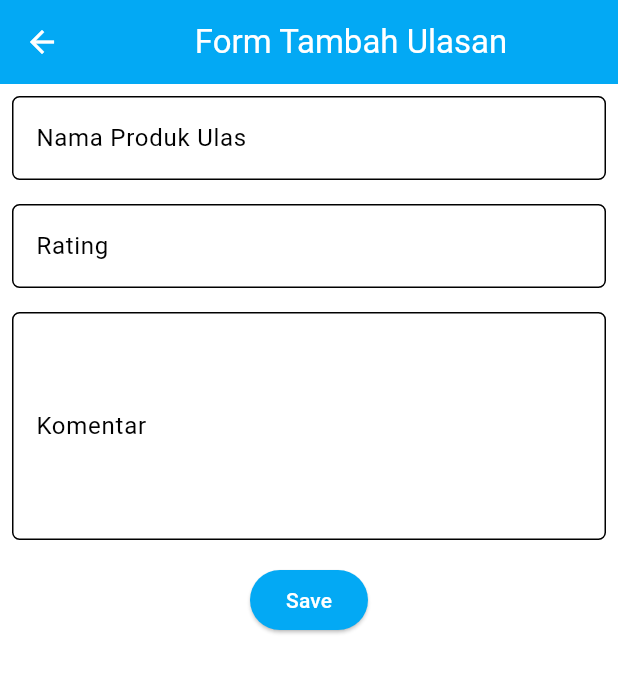
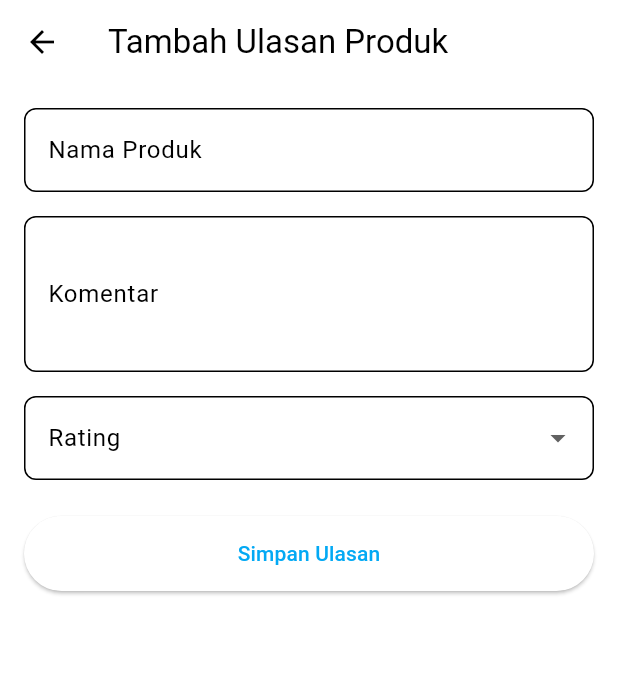
Before and after one commit to Kelompok-E07-PBP/proyek-akhir-semester, a Flutter app: the ReviewPage screen opened directly, after a tap on the "add" icon, on a phone screen of 412 x 824 dp. Shown: the top 673 px of the screen. Run offline on Flutter 3.47's test engine with Material 3 defaults, Android fonts, the phone set to English and light mode, and no system bars; missing offline and left inert: pbp_django_auth.

Commit message:
Update Review page punya hamid

```diff
--- /dev/null
+++ b/devtools_options.yaml
@@ -0,0 +1,3 @@
+description: This file stores settings for Dart & Flutter DevTools.
+documentation: https://docs.flutter.dev/tools/devtools/extensions#configure-extension-enablement-states
+extensions:
--- a/lib/pages/review.dart
+++ b/lib/pages/review.dart
@@ -1,7 +1,11 @@
 import 'package:flutter/material.dart';
-import 'package:mujur_reborn/pages/review_form.dart';
+import 'package:intl/intl.dart';
+import 'package:intl/date_symbol_data_local.dart';
 import 'package:pbp_django_auth/pbp_django_auth.dart';
 import 'package:provider/provider.dart';
+import 'package:mujur_reborn/models/review_model.dart';
+import 'package:mujur_reborn/pages/review_form.dart';
+import 'package:mujur_reborn/widgets/review_card.dart';
 
 class ReviewPage extends StatefulWidget {
   const ReviewPage({super.key});
@@ -12,94 +16,153 @@ class ReviewPage extends StatefulWidget {
 
 class _ReviewPageState extends State<ReviewPage> {
   @override
+  void initState() {
+    super.initState();
+    initializeDateFormatting('id_ID', null); // Inisialisasi locale Indonesia
+  }
+
+  Future<List<UlasanEntry>> fetchReviews(CookieRequest request) async {
+    try {
+      final response = await request.get('http://localhost:8000/ulasan/json/'); // Gunakan IP emulator
+      print('Response from API: $response');
+      return (response as List<dynamic>)
+          .map((data) => UlasanEntry.fromJson(data))
+          .toList();
+    } catch (e) {
+      print('Error fetching reviews: $e');
+      rethrow;
+    }
+  }
+
+  Future<void> removeReview(CookieRequest request, String reviewId) async {
+    try {
+      final url = 'http://localhost:8000/ulasan/delete-ulasan-ajax/$reviewId/'; ;
+      final response = await request.post(url, {});
+      if (response['success'] == true) {
+        ScaffoldMessenger.of(context).showSnackBar(
+          const SnackBar(content: Text('Ulasan berhasil dihapus')),
+        );
+        setState(() {});
+      } else {
+        ScaffoldMessenger.of(context).showSnackBar(
+          SnackBar(content: Text(response['message'] ?? 'Gagal menghapus ulasan')),
+        );
+      }
+    } catch (e) {
+      print('Error removing review: $e');
+      ScaffoldMessenger.of(context).showSnackBar(
+        const SnackBar(content: Text('Gagal menghapus ulasan')),
+      );
+    }
+  }
+
+  @override
   Widget build(BuildContext context) {
     final request = context.watch<CookieRequest>();
+
     return Scaffold(
       appBar: AppBar(
-        automaticallyImplyLeading: false,
-        title: const Text('Ulasan'),
-      ),
-      body: const Center(
-        child: Text(
-          'Belum ada Ulasan di Mujur Reborn.',
-          textAlign: TextAlign.center,
+        title: const Text(
+          'Ulasan Produk',
           style: TextStyle(
-            fontSize: 18.0, // Adjust font size as needed
-            fontWeight: FontWeight.normal, // Optional styling
+            color: Colors.white,
+            fontFamily: 'Montserrat',
+            fontWeight: FontWeight.bold,
+            fontSize: 20,
           ),
         ),
+        centerTitle: true,
+        backgroundColor: Theme.of(context).colorScheme.primary,
+        elevation: 2,
       ),
+      body: FutureBuilder<List<UlasanEntry>>(
+        future: fetchReviews(request),
+        builder: (context, AsyncSnapshot<List<UlasanEntry>> snapshot) {
+          if (snapshot.connectionState == ConnectionState.waiting) {
+            return const Center(child: CircularProgressIndicator());
+          }
 
+          if (snapshot.hasError) {
+            print('Snapshot error: ${snapshot.error}');
+            return const Center(child: Text('Terjadi kesalahan saat memuat data.'));
+          }
+
+          if (!snapshot.hasData || snapshot.data!.isEmpty) {
+            return _buildEmptyReview();
+          }
+
+          return _buildReviewContent(snapshot.data!, request);
+        },
+      ),
       floatingActionButton: FloatingActionButton(
-        onPressed: (){
-          Navigator.push(
+        onPressed: () async {
+          final result = await Navigator.push(
             context,
-            MaterialPageRoute(builder: (context) => const ReviewEntryFormPage()),
+            MaterialPageRoute(builder: (context) => const ReviewFormPage(isEditing: false)),
           );
+          if (result == true) {
+            setState(() {});
+          }
         },
         child: const Icon(Icons.add),
       ),
     );
   }
+
+  Widget _buildEmptyReview() {
+    return Center(
+      child: Padding(
+        padding: const EdgeInsets.symmetric(horizontal: 24.0),
+        child: Column(
+          mainAxisAlignment: MainAxisAlignment.center,
+          children: [
+            const Icon(Icons.rate_review_outlined, size: 100, color: Colors.grey),
+            const SizedBox(height: 24),
+            const Text(
+              'Belum ada ulasan',
+              style: TextStyle(
+                fontSize: 18,
+                fontWeight: FontWeight.w600,
+                color: Colors.grey,
+              ),
+              textAlign: TextAlign.center,
+            ),
+          ],
+        ),
+      ),
+    );
+  }
+
+  Widget _buildReviewContent(List<UlasanEntry> reviews, CookieRequest request) {
+    final dateFormatter = DateFormat.yMMMMd('id_ID'); // Format tanggal lokal
+    return ListView.builder(
+      itemCount: reviews.length,
+      itemBuilder: (context, index) {
+        final review = reviews[index];
+        return Padding(
+          padding: const EdgeInsets.symmetric(vertical: 8.0),
+          child: ReviewItem(
+            review: review,
+            formattedDate: dateFormatter.format(review.waktu), // Format tanggal
+            request: request,
+            onRemoveReview: (id) => removeReview(request, id),
+            onEditReview: (review) async {
+              final result = await Navigator.push(
+                context,
+                MaterialPageRoute(
+                  builder: (context) => ReviewFormPage(
+                    reviewData: review.toJson(),
+                    isEditing: true,
+                  ),
+                ),
+              );
+              if (result == true) {
+                setState(() {});
+              }
+            },
+          ),
+        );
+      },
+    );
+  }
 }
-
-
-// class ReviewPage extends StatelessWidget {
-//   final List<Map<String, dynamic>> reviews;
-
-//   const ReviewPage({super.key, required this.reviews});
-
-//   @override
-//   Widget build(BuildContext context) {
-//     return Scaffold(
-//       appBar: AppBar(
-//         title: const Text('Daftar Ulasan'),
-//       ),
-//       body: (reviews.isNotEmpty && _isValidReviewList(reviews))
-//           ? ListView.builder(
-//               padding: const EdgeInsets.all(8.0),
-//               itemCount: reviews.length,
-//               itemBuilder: (context, index) {
-//                 final review = reviews[index];
-//                 return Card(
-//                   margin: const EdgeInsets.symmetric(vertical: 8.0),
-//                   elevation: 3,
-//                   child: Padding(
-//                     padding: const EdgeInsets.all(16.0),
-//                     child: Column(
-//                       crossAxisAlignment: CrossAxisAlignment.start,
-//                       children: [
-//                         Text(
-//                           review['nama_produk'] ?? 'Nama tidak tersedia',
-//                           style: const TextStyle(
-//                             fontSize: 16.0,
-//                             fontWeight: FontWeight.bold,
-//                           ),
-//                         ),
-//                         const SizedBox(height: 8.0),
-//                         Text('Komentar: ${review['komentar'] ?? 'Tidak ada komentar'}'),
-//                         const SizedBox(height: 4.0),
-//                         Text('Rating: ${review['rating'] ?? 'Tidak ada rating'}'),
-//                       ],
-//                     ),
-//                   ),
-//                 );
-//               },
-//             )
-//           : const Center(
-//               child: Text(
-//                 'Belum ada ulasan atau format ulasan tidak valid.',
-//                 style: TextStyle(fontSize: 18.0),
-//               ),
-//             ),
-//     );
-//   }
-
-//   bool _isValidReviewList(List<Map<String, dynamic>> reviews) {
-//     return reviews.every((review) {
-//       return review.containsKey('nama_produk') &&
-//           review.containsKey('komentar') &&
-//           review.containsKey('rating');
-//     });
-//   }
-// }
--- a/lib/pages/review_form.dart
+++ b/lib/pages/review_form.dart
@@ -1,195 +1,117 @@
 import 'package:flutter/material.dart';
-import 'package:flutter/services.dart';
-import 'package:mujur_reborn/pages/login.dart';
-import 'package:mujur_reborn/pages/review.dart';
+import 'package:pbp_django_auth/pbp_django_auth.dart';
 
-// TODO: REVIEW = ULASAN!
-class ReviewEntryFormPage extends StatefulWidget {
-  const ReviewEntryFormPage({super.key});
+class ReviewFormPage extends StatefulWidget {
+  final Map<String, dynamic>? reviewData;
+  final bool isEditing;
+
+  const ReviewFormPage({Key? key, this.reviewData, required this.isEditing}) : super(key: key);
 
   @override
-  State<ReviewEntryFormPage> createState() => _ReviewEntryFormPageState();
+  State<ReviewFormPage> createState() => _ReviewFormPageState();
 }
 
-class _ReviewEntryFormPageState extends State<ReviewEntryFormPage> {
+class _ReviewFormPageState extends State<ReviewFormPage> {
   final _formKey = GlobalKey<FormState>();
+  String _namaProduk = '';
+  String _komentar = '';
+  int? _rating;
 
-  String _namaProdukUlas = "";
-	int _rating = 0;
-  String _komentar = "";
+  @override
+  void initState() {
+    super.initState();
+    if (widget.isEditing && widget.reviewData != null) {
+      _namaProduk = widget.reviewData!['nama_produk_ulas'] ?? '';
+      _komentar = widget.reviewData!['komentar'] ?? '';
+      _rating = widget.reviewData!['rating'];
+    }
+  }
 
   @override
   Widget build(BuildContext context) {
     return Scaffold(
       appBar: AppBar(
-        title: const Center(
-          child: Text(
-            'Form Tambah Ulasan',
-          ),
-        ),
-        backgroundColor: Theme.of(context).colorScheme.primary,
-        foregroundColor: Colors.white,
+        title: Text(widget.isEditing ? 'Edit Ulasan Produk' : 'Tambah Ulasan Produk'),
       ),
-      // TODO: Tambahkan drawer yang sudah dibuat di sini
-      body: Form(
-        key: _formKey,
-        child: SingleChildScrollView(
-          child: Column(
-            crossAxisAlignment: CrossAxisAlignment.start,
+      body: Padding(
+        padding: const EdgeInsets.all(16.0),
+        child: Form(
+          key: _formKey,
+          child: ListView(
             children: [
-
-              //Bagian input nama produk yang akan diulas.
-              Padding(
-                padding: const EdgeInsets.all(8.0),
-                child: TextFormField(
-                  decoration: InputDecoration(
-                    hintText: "Nama produk yang akan diulas",
-                    labelText: "Nama Produk Ulas",
-                    border: OutlineInputBorder(
-                      borderRadius: BorderRadius.circular(5.0),
-                    ),
-                  ),
-                  onChanged: (String? value) {
-                    setState(() {
-                      _namaProdukUlas = value!;
-                    });
-                  },
-                  validator: (String? value) {
-                    if (value == null || value.isEmpty) {
-                      return "Nama produk ulas tidak boleh kosong!";
-                    }
-                    return null;
-                  },
-                ),
-              ),
-
-              // Bagian input rating
-              Padding(
-                padding: const EdgeInsets.all(8.0),
-                child: TextFormField(
-                  decoration: InputDecoration(
-                    hintText: "Rating dari 1 sampai 5.",
-                    labelText: "Rating",
-                    border: OutlineInputBorder(
-                      borderRadius: BorderRadius.circular(5.0),
-                    ),
-                  ),
-                  keyboardType: TextInputType.number, // Pastikan keyboard numeric yang keluar.
-                  inputFormatters: <TextInputFormatter>[
-                    FilteringTextInputFormatter.allow(RegExp(r'^\d+$')), // Hanya boleh bilangan bulat.
-                  ],
-                  onChanged: (String? value) {
-                    setState(() {
-                      _rating = int.tryParse(value!) ?? 0;
-                    });
-                  },
-                  validator: (String? value) {
-                    if (value == null || value.isEmpty) {
-                      return "Rating tidak boleh kosong!";
-                    }
-
-                    // Periksa apakah nilai yang dimasukkan valid.
-                    final parsedValue = num.tryParse(value);
-                    if (parsedValue == null) {
-                      return "Rating harus berupa angka!";
-                    }
-
-                    // Priksa apakah nilainya bilangan bulat atau tidak.
-                    if (parsedValue is double && parsedValue % 1 != 0) {
-                      return "Rating harus bilangan bulat!";
-                    }
-
-                    // Pastikan nilai rating antara 1 sampai 5.
-                    if (parsedValue < 1 || parsedValue > 5) {
-                      return "Rating harus antara 1-5!";
-                    }
-
-                    return null;
-                  },
-                ),
-              ),
-
-              // Bagian input komentar.
-              Padding(
-                padding: const EdgeInsets.all(8.0),
-                child: TextFormField(
-                  decoration: InputDecoration(
-                    hintText: "Isi komentarmu di sini",
-                    labelText: "Komentar",
-                    border: OutlineInputBorder(
-                      borderRadius: BorderRadius.circular(5.0),
-                    ),
-                  ),
-                  maxLines: 5, // Atur jumlah baris kotak komentar di sini
-                  onChanged: (String? value) {
-                    setState(() {
-                      _komentar = value!;
-                    });
-                  },
-                  validator: (String? value) {
-                    if (value == null || value.isEmpty) {
-                      return "Komentar tidak boleh kosong!";
-                    }
-                    return null;
-                  },
-                ),
-              ),
-
-              //Tombol simpan ulasan
-              Align(
-                alignment: Alignment.bottomCenter,
-                child: Padding(
-                  padding: const EdgeInsets.all(8.0),
-                  child: ElevatedButton(
-                    style: ButtonStyle(
-                      // ignore: deprecated_member_use
-                      backgroundColor: MaterialStateProperty.all(
-                          Theme.of(context).colorScheme.primary),
-                    ),
-                    onPressed: () {
-                      if (_formKey.currentState!.validate()) {
-                        showDialog(
-                          context: context,
-                          builder: (context) {
-                            return AlertDialog(
-                              title: const Text('Mood berhasil tersimpan'),
-                              content: SingleChildScrollView(
-                                child: Column(
-                                  crossAxisAlignment: CrossAxisAlignment.start,
-                                  children: [
-                                    Text('Nama Pengguna: $globalUname'),
-                                    const Text('Waktu: waktu sekarang'),
-                                    Text('Nama Produk Ulas: $_namaProdukUlas'),
-                                    Text('Rating: $_rating'),
-                                    Text('Komentar: $_komentar'),
-                                  ],
-                                ),
-                              ),
-                              actions: [
-                                TextButton(
-                                  child: const Text('OK'),
-                                  onPressed: () {
-                                    Navigator.pop(context);
-                                    _formKey.currentState!.reset();
-                                  },
-                                ),
-                              ],
-                            );
-                          },
-                        );
-                      }
-                    },
-                    child: const Text(
-                      "Save",
-                      style: TextStyle(color: Colors.white),
-                    ),
-                  ),
-                ),
-              ),
+              _buildTextField('Nama Produk', 'Masukkan nama produk', (value) => _namaProduk = value),
+              const SizedBox(height: 16.0),
+              _buildTextField('Komentar', 'Masukkan komentar', (value) => _komentar = value, maxLines: 3),
+              const SizedBox(height: 16.0),
+              _buildRatingField(),
+              const SizedBox(height: 24.0),
+              _buildSaveButton(),
             ],
           ),
         ),
       ),
     );
   }
+
+  Widget _buildTextField(String label, String hint, Function(String) onChanged, {int maxLines = 1}) {
+    return TextFormField(
+      initialValue: widget.isEditing ? (label == 'Nama Produk' ? _namaProduk : _komentar) : '',
+      decoration: InputDecoration(
+        labelText: label,
+        hintText: hint,
+        border: OutlineInputBorder(borderRadius: BorderRadius.circular(8.0)),
+      ),
+      maxLines: maxLines,
+      onChanged: onChanged,
+      validator: (value) => value!.isEmpty ? '$label tidak boleh kosong!' : null,
+    );
+  }
+
+  Widget _buildRatingField() {
+    return DropdownButtonFormField<int>(
+      decoration: InputDecoration(
+        labelText: 'Rating',
+        border: OutlineInputBorder(borderRadius: BorderRadius.circular(8.0)),
+      ),
+      value: _rating,
+      items: [1, 2, 3, 4, 5].map((int value) {
+        return DropdownMenuItem(value: value, child: Text(value.toString()));
+      }).toList(),
+      onChanged: (value) => setState(() => _rating = value),
+      validator: (value) {
+        if (value == null) return 'Pilih rating dari 1 hingga 5';
+        return null;
+      },
+    );
+  }
+
+  Widget _buildSaveButton() {
+    return ElevatedButton(
+      onPressed: _saveReview,
+      style: ElevatedButton.styleFrom(minimumSize: const Size(double.infinity, 50)),
+      child: Text(widget.isEditing ? 'Simpan Perubahan' : 'Simpan Ulasan'),
+    );
+  }
+
+  void _saveReview() async {
+    if (_formKey.currentState!.validate()) {
+      final reviewData = {
+        'nama_produk_ulas': _namaProduk,
+        'komentar': _komentar,
+        'rating': _rating.toString(),
+      };
+
+    try {
+      final url = widget.isEditing
+          ? Uri.parse('http://localhost:8000/ulasan/edit-ulasan-ajax/${widget.reviewData!['id']}/').toString()
+          : Uri.parse('http://localhost:8000/ulasan/create-ulasan-entry-ajax/').toString();
+
+      final response = await CookieRequest().post(url, reviewData);
+      Navigator.pop(context);
+    } catch (e) {
+      print('Error: $e');
+    }
+
+    }
+  }
 }
```
Also changed, not shown: lib/models/review_model.dart (added, +37 -0 lines), lib/widgets/review_card.dart (added, +91 -0 lines).
